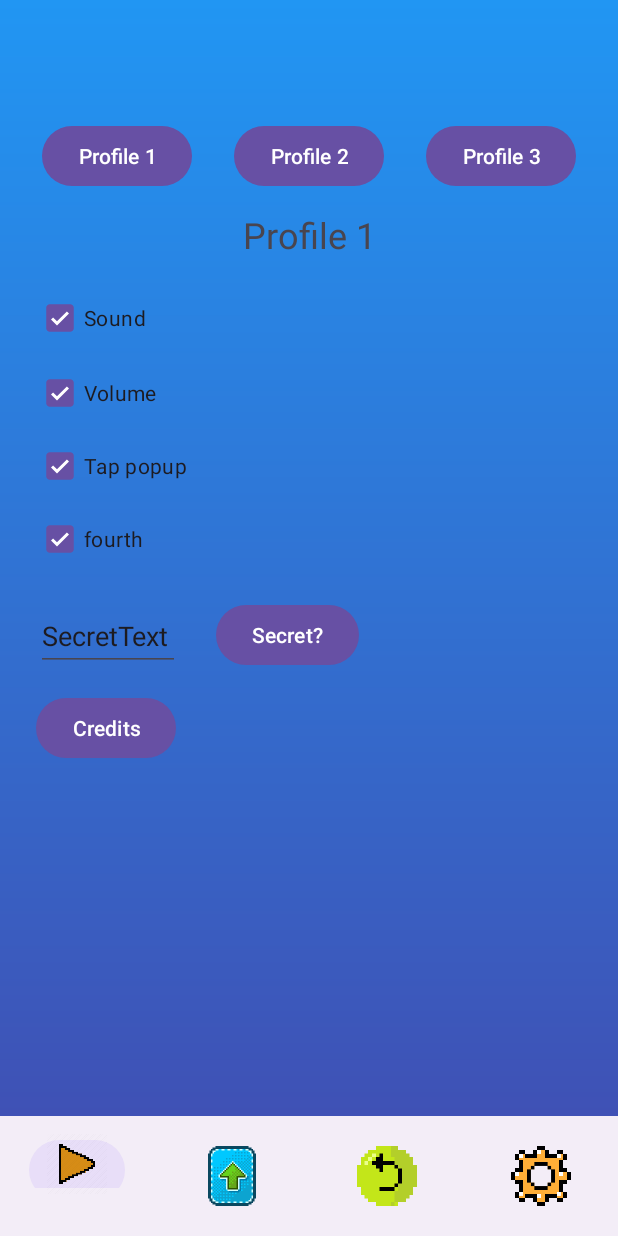
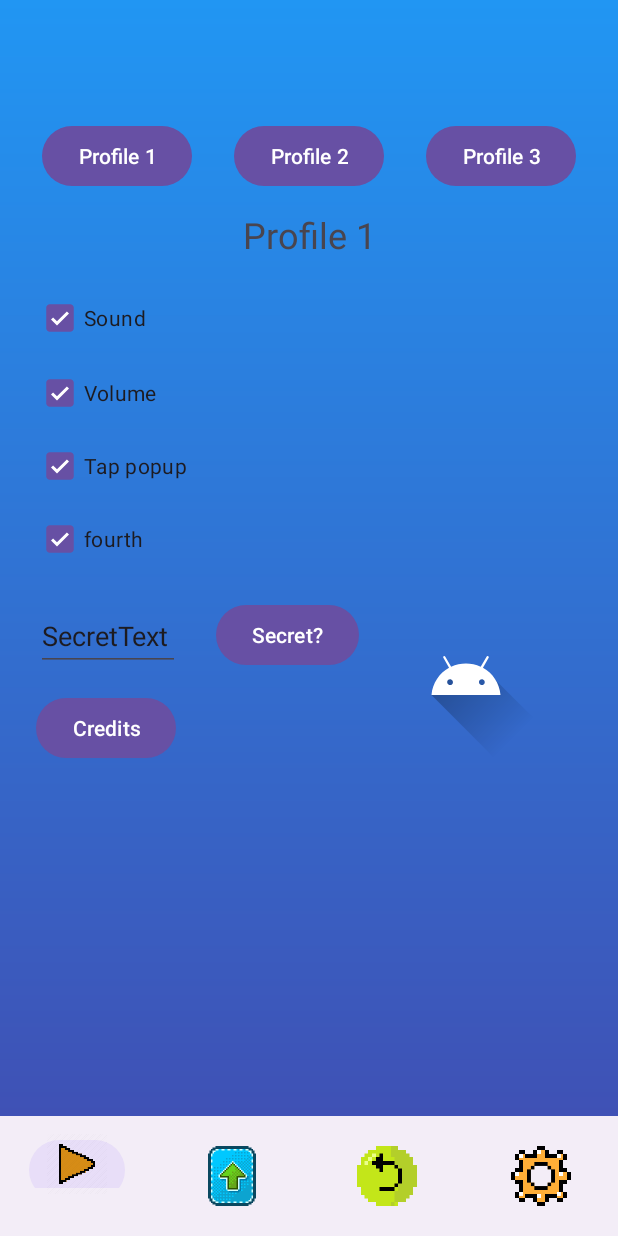
Before and after one commit to KTUccgame/Mobil, an Android app: the fragment SettingsFragment placed in its activity, on a phone screen of 412 x 824 dp. Run offline under Robolectric (Android 15) with nearby library versions, the phone set to English and light mode, and no system bars; our stand-ins replace Room's generated code.

Commit message:
User mode swap animation/sound
Added an animation that plays when correctly swapping user mode, play icon for default user, settings icon for admin.

```diff
--- /dev/null
+++ b/app/src/main/res/anim/hyperspace_jump.xml
@@ -0,0 +1,32 @@
+<set xmlns:android="http://schemas.android.com/apk/res/android"
+    android:shareInterpolator="false">
+    <scale
+        android:interpolator="@android:anim/accelerate_decelerate_interpolator"
+        android:fromXScale="1.0"
+        android:toXScale="1.4"
+        android:fromYScale="1.0"
+        android:toYScale="0.6"
+        android:pivotX="50%"
+        android:pivotY="50%"
+        android:fillAfter="false"
+        android:duration="700" />
+    <set
+        android:interpolator="@android:anim/accelerate_interpolator"
+        android:startOffset="700">
+        <scale
+            android:fromXScale="1.4"
+            android:toXScale="0.0"
+            android:fromYScale="0.6"
+            android:toYScale="0.0"
+            android:pivotX="50%"
+            android:pivotY="50%"
+            android:duration="400" />
+        <rotate
+            android:fromDegrees="0"
+            android:toDegrees="-45"
+            android:toYScale="0.0"
+            android:pivotX="50%"
+            android:pivotY="50%"
+            android:duration="400" />
+    </set>
+</set>
--- a/app/src/main/res/layout/fragment_settings.xml
+++ b/app/src/main/res/layout/fragment_settings.xml
@@ -130,4 +130,14 @@
         app:layout_constraintStart_toEndOf="@+id/admin_text_text"
         app:layout_constraintTop_toBottomOf="@+id/fourth_checkbox" />
 
+    <ImageView
+        android:id="@+id/imageView"
+        android:layout_width="wrap_content"
+        android:layout_height="wrap_content"
+        android:layout_marginStart="17dp"
+        android:layout_marginTop="16dp"
+        android:src="@drawable/ic_launcher_foreground"
+        app:layout_constraintStart_toEndOf="@+id/admin_text_button"
+        app:layout_constraintTop_toBottomOf="@+id/fourth_checkbox" />
+
 </androidx.constraintlayout.widget.ConstraintLayout>
```
Also changed, not shown: app/src/main/java/com/example/mobilclicker/SettingsFragment.java (+59 -2 lines), 2 other files.
